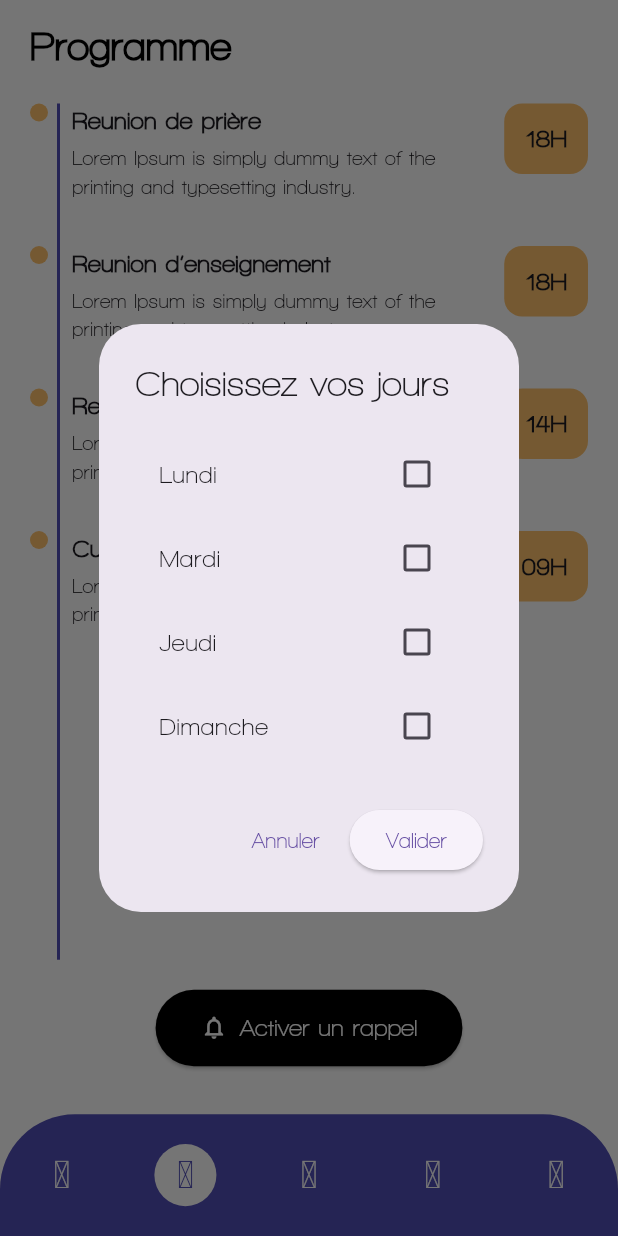
After one commit to Bodri-Mbg1/tg_app, a Flutter app: the NavBar screen opened directly, item 2 of the bottom bar chosen, after a tap on "Activer un rappel", on a phone screen of 412 x 824 dp. The commit adds this screen. Run offline on Flutter 3.47's test engine with Material 3 defaults, Android fonts, the phone set to English and light mode, and no system bars; our stand-ins replace cloud_firestore, firebase_auth, firebase_core, flutter_local_notifications, flutter_screenutil, google_sign_in and 4 more; accounts and stored records are empty.

Commit message:
last commit

```diff
--- a/lib/intro/intro2.dart
+++ b/lib/intro/intro2.dart
@@ -2,6 +2,7 @@ import 'package:flutter/material.dart';
 import 'package:flutter_screenutil/flutter_screenutil.dart';
 import 'package:iconsax_plus/iconsax_plus.dart';
 import 'package:tg_app/screens/home_page.dart';
+import 'package:tg_app/screens/nav_bar.dart';
 
 class Intro2 extends StatefulWidget {
   const Intro2({super.key});
@@ -161,7 +162,7 @@ class _Intro2State extends State<Intro2> {
                     Navigator.push(
                         context,
                         MaterialPageRoute(
-                          builder: (context) => HomePage2(),
+                          builder: (context) => NavBar(),
                         ));
                   },
                   child: Padding(
--- a/lib/screens/cultes_page.dart
+++ b/lib/screens/cultes_page.dart
@@ -105,7 +105,7 @@ class _CultesPageState extends State<CultesPage> with TickerProviderStateMixin {
               color: Colors.orange[200],
               borderRadius: BorderRadius.circular(50),
             ),
-            labelPadding: EdgeInsets.symmetric(horizontal: 12.w, vertical: 8.h),
+            labelPadding: EdgeInsets.symmetric(horizontal: 0.w, vertical: 8.h),
             tabs: moisLabels.map((mois) => Tab(text: mois)).toList(),
           ),
           Expanded(
--- a/lib/screens/home_page.dart
+++ b/lib/screens/home_page.dart
@@ -43,7 +43,9 @@ class _HomePageState extends State<HomePage2> {
                   child: Icon(IconsaxPlusBold.notification, color: Colors.black,), )
               ],
             ),
+            SizedBox(height: 10.h,),
             Text('Decouvrer', style: TextStyle(fontSize: 17.sp),),
+            SizedBox(height: 10.h,),
             Row(
               children: [
                 GestureDetector(
@@ -118,13 +120,14 @@ class _HomePageState extends State<HomePage2> {
                     ),
                   ),
             ),
+            SizedBox(height: 10.h,),
 
                 Row(children: [
   Text('Vidéos', style: TextStyle(fontSize: 20.sp)),
   Spacer(),
   TextButton(onPressed: () {}, child: Text('Voir plus'))
 ]),
-SizedBox(height: 10.h),
+
 StreamBuilder<List<Map<String, dynamic>>>(
     stream: recupererToutesLesVideos(),
     builder: (context, snapshot) {
--- a/lib/screens/nav_bar.dart
+++ b/lib/screens/nav_bar.dart
@@ -1,4 +1,11 @@
 import 'package:flutter/material.dart';
+import 'package:flutter_screenutil/flutter_screenutil.dart';
+import 'package:iconsax_plus/iconsax_plus.dart';
+import 'package:tg_app/screens/acccount.dart';
+import 'package:tg_app/screens/appointment.dart';
+import 'package:tg_app/screens/favorite.dart';
+import 'package:tg_app/screens/home_page.dart';
+import 'package:tg_app/screens/programme.dart';
 
 class NavBar extends StatefulWidget {
   const NavBar({super.key});
@@ -7,9 +14,72 @@ class NavBar extends StatefulWidget {
   State<NavBar> createState() => _NavBarState();
 }
 
-class _NavBarState extends State<NavBar> {
+class _NavBarState extends State<NavBar> with SingleTickerProviderStateMixin {
+  int _selectedIndex = 0;
+
+  final List<Widget> _pages = [
+    const HomePage2(),
+    Programme(),
+    const Favorite(),
+    const Appointment(),
+    const Acccount(),
+  ];
+
+  void _onItemTapped(int index) {
+    setState(() {
+      _selectedIndex = index;
+    });
+  }
+
+  final Color violet = const Color(0xff514eb6);
+
   @override
   Widget build(BuildContext context) {
-    return const Placeholder();
+    return Scaffold(
+      extendBody: true,
+      body: _pages[_selectedIndex],
+      bottomNavigationBar: Container(
+        height: 80.h,
+        decoration: BoxDecoration(
+          color: violet,
+          borderRadius: const BorderRadius.only(
+            topLeft: Radius.circular(50),
+            topRight: Radius.circular(50),
+          ),
+        ),
+        child: Row(
+          mainAxisAlignment: MainAxisAlignment.spaceAround,
+          children: List.generate(5, (index) {
+            final icons = [
+              IconsaxPlusBroken.home_1,
+              IconsaxPlusBroken.note,
+              IconsaxPlusBroken.heart,
+              IconsaxPlusBroken.message,
+              IconsaxPlusBroken.profile,
+            ];
+
+            final isSelected = _selectedIndex == index;
+
+            return GestureDetector(
+              onTap: () => _onItemTapped(index),
+              child: AnimatedContainer(
+                duration: const Duration(milliseconds: 300),
+                curve: Curves.easeOutBack,
+                padding: const EdgeInsets.all(8),
+                decoration: BoxDecoration(
+                  color: isSelected ? Colors.white : Colors.transparent,
+                  shape: BoxShape.circle,
+                ),
+                child: Icon(
+                  icons[index],
+                  size: 25.sp,
+                  color: isSelected ? violet : Colors.white,
+                ),
+              ),
+            );
+          }),
+        ),
+      ),
+    );
   }
 }
--- /dev/null
+++ b/lib/screens/programme.dart
@@ -0,0 +1,335 @@
+import 'package:flutter/material.dart';
+import 'package:flutter_local_notifications/flutter_local_notifications.dart';
+import 'package:timezone/timezone.dart' as tz;
+import 'package:tg_app/main.dart';
+
+class Programme extends StatelessWidget {
+  Programme({super.key});
+
+  final Color orange = const Color(0xFFFEC26C);
+  final Color violet = const Color(0xff514eb6);
+
+  final List<Map<String, String>> programmes = const [
+    {
+      "title": "Reunion de prière",
+      "description":
+          "Lorem Ipsum is simply dummy text of the printing and typesetting industry.",
+      "heure": "18H"
+    },
+    {
+      "title": "Reunion d’enseignement",
+      "description":
+          "Lorem Ipsum is simply dummy text of the printing and typesetting industry.",
+      "heure": "18H"
+    },
+    {
+      "title": "Reunion de jeunesse",
+      "description":
+          "Lorem Ipsum is simply dummy text of the printing and typesetting industry.",
+      "heure": "14H"
+    },
+    {
+      "title": "Culte d’adoration",
+      "description":
+          "Lorem Ipsum is simply dummy text of the printing and typesetting industry.",
+      "heure": "09H"
+    },
+  ];
+
+  @override
+  Widget build(BuildContext context) {
+    return Scaffold(
+      backgroundColor: Colors.white,
+      body: SafeArea(
+        child: Padding(
+          padding: const EdgeInsets.symmetric(horizontal: 20, vertical: 12),
+          child: Column(
+            crossAxisAlignment: CrossAxisAlignment.start,
+            children: [
+              const Text("Programme",
+                  style: TextStyle(
+                      fontSize: 26,
+                      fontWeight: FontWeight.w600,
+                      color: Colors.black)),
+              const SizedBox(height: 20),
+              Expanded(
+                child: Stack(
+                  children: [
+                    Positioned(
+                      left: 18,
+                      top: 0,
+                      bottom: 0,
+                      child: Container(
+                        width: 2,
+                        color: violet,
+                      ),
+                    ),
+                    ListView.builder(
+                      itemCount: programmes.length,
+                      itemBuilder: (context, index) {
+                        final item = programmes[index];
+                        return Padding(
+                          padding: const EdgeInsets.only(bottom: 30),
+                          child: Row(
+                            crossAxisAlignment: CrossAxisAlignment.start,
+                            children: [
+                              Column(
+                                children: [
+                                  Container(
+                                    width: 12,
+                                    height: 12,
+                                    decoration: BoxDecoration(
+                                      color: orange,
+                                      shape: BoxShape.circle,
+                                    ),
+                                  ),
+                                  const SizedBox(height: 4),
+                                ],
+                              ),
+                              const SizedBox(width: 16),
+                              Expanded(
+                                child: Column(
+                                  crossAxisAlignment: CrossAxisAlignment.start,
+                                  children: [
+                                    Text(item['title']!,
+                                        style: const TextStyle(
+                                            fontWeight: FontWeight.bold,
+                                            fontSize: 16)),
+                                    const SizedBox(height: 4),
+                                    Text(
+                                      item['description']!,
+                                      style: const TextStyle(fontSize: 13),
+                                    ),
+                                  ],
+                                ),
+                              ),
+                              const SizedBox(width: 10),
+                              Container(
+                                padding: const EdgeInsets.symmetric(
+                                    vertical: 12, horizontal: 14),
+                                decoration: BoxDecoration(
+                                  color: orange,
+                                  borderRadius: BorderRadius.circular(12),
+                                ),
+                                child: Text(
+                                  item['heure']!,
+                                  style: const TextStyle(
+                                      fontSize: 16,
+                                      fontWeight: FontWeight.bold),
+                                ),
+                              ),
+                            ],
+                          ),
+                        );
+                      },
+                    ),
+                  ],
+                ),
+              ),
+              const SizedBox(height: 20),
+              Center(
+                child: ElevatedButton.icon(
+                  onPressed: () => showDaySelectionDialog(context),
+                  icon:
+                      const Icon(Icons.notifications_none, color: Colors.white),
+                  label: const Text(
+                    'Activer un rappel',
+                    style: TextStyle(fontSize: 16, color: Colors.white),
+                  ),
+                  style: ElevatedButton.styleFrom(
+                    backgroundColor: Colors.black,
+                    padding: const EdgeInsets.symmetric(
+                        horizontal: 30, vertical: 14),
+                    shape: RoundedRectangleBorder(
+                        borderRadius: BorderRadius.circular(30)),
+                  ),
+                ),
+              ),
+              const SizedBox(height: 20),
+            ],
+          ),
+        ),
+      ),
+    );
+  }
+
+  void showDaySelectionDialog(BuildContext context) {
+    final List<String> jours = [
+      'Lundi',
+      'Mardi',
+      'Jeudi',
+      'Dimanche',
+    ];
+
+    final Map<String, bool> selection = {
+      for (var jour in jours) jour: false,
+    };
+
+    showDialog(
+      context: context,
+      builder: (ctx) {
+        return StatefulBuilder(
+          builder: (context, setState) {
+            return AlertDialog(
+              title: const Text("Choisissez vos jours"),
+              content: Column(
+                mainAxisSize: MainAxisSize.min,
+                children: jours.map((jour) {
+                  return CheckboxListTile(
+                    title: Text(jour),
+                    value: selection[jour],
+                    onChanged: (value) {
+                      setState(() {
+                        selection[jour] = value!;
+                      });
+                    },
+                  );
+                }).toList(),
+              ),
+              actions: [
+                TextButton(
+                  onPressed: () => Navigator.pop(context),
+                  child: const Text("Annuler"),
+                ),
+                ElevatedButton(
+  onPressed: () async {
+  final bool? granted = await flutterLocalNotificationsPlugin
+      .resolvePlatformSpecificImplementation<AndroidFlutterLocalNotificationsPlugin>()
+      ?.requestPermission();
+
+  if (granted != null && granted) {
+    Navigator.pop(context);
+    scheduleSelectedDays(selection);
+    ScaffoldMessenger.of(context).showSnackBar(
+      const SnackBar(content: Text("📅 Notifications planifiées")),
+    );
+  } else {
+    ScaffoldMessenger.of(context).showSnackBar(
+      const SnackBar(content: Text("⛔ Notifications non autorisées")),
+    );
+  }
+},
+
+  child: const Text("Valider"),
+),
+
+              ],
+            );
+          },
+        );
+      },
+    );
+  }
+
+  void scheduleSelectedDays(Map<String, bool> selectedDays) {
+    if (selectedDays['Lundi'] == true) {
+      _scheduleNotification(
+        id: 1,
+        title: "Réunion de Prière",
+        body: "Commence ta semaine dans la prière.",
+        weekday: DateTime.monday,
+        hour: 8,
+        minute: 0,
+      );
+      _scheduleNotification(
+        id: 2,
+        title: "Réunion de Prière",
+        body: "Temps de méditation spirituelle.",
+        weekday: DateTime.monday,
+        hour: 12,
+        minute: 0,
+      );
+    }
+    if (selectedDays['Mardi'] == true) {
+      _scheduleNotification(
+        id: 3,
+        title: "Enseignement du soir",
+        body: "Rejoins la réunion d’enseignement.",
+        weekday: DateTime.tuesday,
+        hour: 18,
+        minute: 0,
+      );
+    }
+    if (selectedDays['Jeudi'] == true) {
+      _scheduleNotification(
+        id: 4,
+        title: "Réveil de prière",
+        body: "Prépare ton cœur pour le message.",
+        weekday: DateTime.thursday,
+        hour: 9,
+        minute: 0,
+      );
+    }
+    if (selectedDays['Dimanche'] == true) {
+      _scheduleNotification(
+        id: 5,
+        title: "Culte dominical",
+        body: "Participe au culte avec foi.",
+        weekday: DateTime.sunday,
+        hour: 10,
+        minute: 30,
+      );
+      _scheduleNotification(
+        id: 6,
+        title: "Bilan du jour",
+        body: "Partage ta réflexion du culte.",
+        weekday: DateTime.sunday,
+        hour: 18,
+        minute: 0,
+      );
+    }
+  }
+
+  void _scheduleNotification({
+    required int id,
+    required String title,
+    required String body,
+    required int weekday,
+    required int hour,
+    required int minute,
+  }) {
+    final tz.TZDateTime scheduledDate =
+        _nextInstanceOfWeekdayTime(weekday, hour, minute);
+
+    flutterLocalNotificationsPlugin.zonedSchedule(
+      id,
+      title,
+      body,
+      scheduledDate,
+      const NotificationDetails(
+        android: AndroidNotificationDetails(
+          'hebdo_channel',
+          'Notifications Hebdomadaires',
+          importance: Importance.max,
+          priority: Priority.high,
+        ),
+      ),
+      androidAllowWhileIdle: true,
+      matchDateTimeComponents: DateTimeComponents.dayOfWeekAndTime,
+      uiLocalNotificationDateInterpretation:
+          UILocalNotificationDateInterpretation.absoluteTime,
+    );
+  }
+
+  tz.TZDateTime _nextInstanceOfWeekdayTime(int weekday, int hour, int minute) {
+    final now = tz.TZDateTime.now(tz.local);
+    tz.TZDateTime scheduled = tz.TZDateTime(
+      tz.local,
+      now.year,
+      now.month,
+      now.day,
+      hour,
+      minute,
+    );
+
+    while (scheduled.weekday != weekday || scheduled.isBefore(now)) {
+      scheduled = scheduled.add(const Duration(days: 1));
+    }
+
+    return scheduled;
+  }
+}
+
+extension on AndroidFlutterLocalNotificationsPlugin? {
+  requestPermission() {}
+}
```
Also changed, not shown: lib/main.dart (+39 -4 lines), lib/screens/acccount.dart (added, +15 -0 lines), lib/screens/appointment.dart (added, +15 -0 lines), lib/screens/favorite.dart (added, +15 -0 lines), lib/services/notification_service.dart (added, +112 -0 lines), pubspec.yaml (+7 -1 lines), pubspec.lock, 7 other files.
